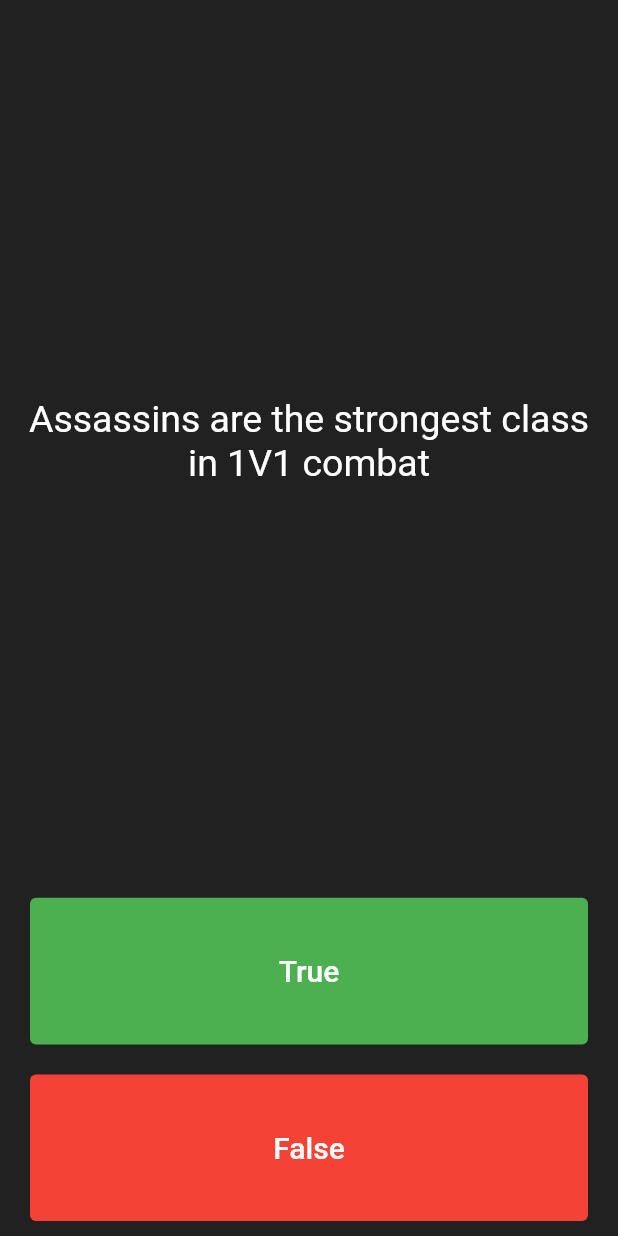
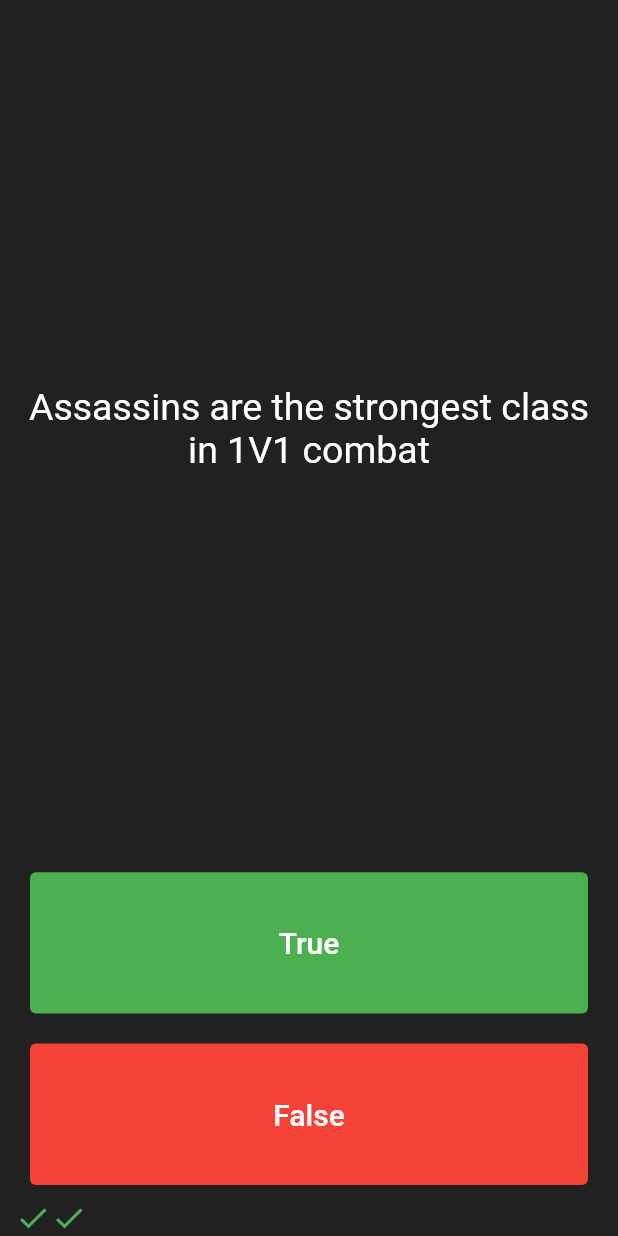
Before and after one commit to Santhosh1209/gilgamesh_quiz_app, a Flutter app: the screen it shows after launch, after a tap on "True", after a tap on "False", on a phone screen of 412 x 824 dp. Run offline on Flutter 3.47's test engine with Material 2 defaults, Android fonts, the phone set to English and light mode, and no system bars.

Commit message:
Added Scorekeeper

```diff
--- a/lib/main.dart
+++ b/lib/main.dart
@@ -33,7 +33,25 @@ class QuizPage extends StatefulWidget {
 }
 
 class _QuizPageState extends State<QuizPage> {
+  List<Widget> scorekeeper = [];
   int question_number=0;
+  void checkanswer (bool userSelectedAnswer)
+  {
+    bool Correctanswer = q.QuestionSet[question_number].questionanswer;
+    if (Correctanswer == userSelectedAnswer)
+      {
+        scorekeeper.add(Icon(Icons.check,
+        color: Colors.green,));
+      }
+    else
+      {
+        scorekeeper.add(Icon(Icons.close,
+          color: Colors.red,));
+      }
+    setState(() {
+      question_number++;
+    });
+  }
   @override
   Widget build(BuildContext context) {
     return Column(
@@ -67,9 +85,7 @@ class _QuizPageState extends State<QuizPage> {
                   ),
                   onPressed: ()
                   {
-                    setState(() {
-                      question_number++;
-                    });
+                    checkanswer(true);
                   },
                   style: TextButton.styleFrom(
                     backgroundColor: Colors.green
@@ -88,19 +104,16 @@ class _QuizPageState extends State<QuizPage> {
             ),
             onPressed: ()
             {
-              setState(() {
-                question_number++;
-              });
+              checkanswer(false);
             },
             style: TextButton.styleFrom(
                 backgroundColor: Colors.red
             ),
           ),
         )),
-        // Row(
-        //   children: [
-        //     scorekeeper[question_number],
-        //   ],
+        Row(
+          children: scorekeeper
+        )
       ],
     );
   }
```
